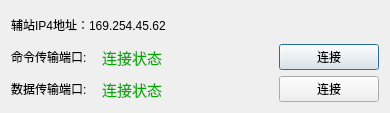
Above: BiVMS 2020/forms/CommunicationDlg.ui from DA-DA-Yang/BiVMS-yang before the change. Below: the same form after it.
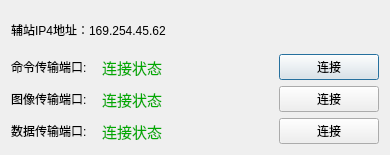
That is the form after the change.

Diff of the .ui file:
```diff
--- a/BiVMS 2020/forms/CommunicationDlg.ui
+++ b/BiVMS 2020/forms/CommunicationDlg.ui
@@ -7,7 +7,7 @@
     <x>0</x>
     <y>0</y>
     <width>390</width>
-    <height>113</height>
+    <height>155</height>
    </rect>
   </property>
   <property name="windowTitle">
@@ -16,7 +16,7 @@
   <property name="styleSheet">
    <string notr="true">font: 9pt &quot;微软雅黑&quot;;</string>
   </property>
-  <layout class="QGridLayout" name="gridLayout_3">
+  <layout class="QGridLayout" name="gridLayout_4">
    <item row="0" column="0">
     <widget class="QLabel" name="label">
      <property name="text">
@@ -30,19 +30,6 @@
       <number>15</number>
      </property>
      <item row="0" column="2">
-      <spacer name="horizontalSpacer">
-       <property name="orientation">
-        <enum>Qt::Horizontal</enum>
-       </property>
-       <property name="sizeHint" stdset="0">
-        <size>
-         <width>40</width>
-         <height>20</height>
-        </size>
-       </property>
-      </spacer>
-     </item>
-     <item row="0" column="1">
       <widget class="QLabel" name="label_statusMessage">
        <property name="sizePolicy">
         <sizepolicy hsizetype="Fixed" vsizetype="Preferred">
@@ -68,7 +55,7 @@
        </property>
       </widget>
      </item>
-     <item row="0" column="3">
+     <item row="0" column="4">
       <widget class="QPushButton" name="pushButton_Message">
        <property name="minimumSize">
         <size>
@@ -87,7 +74,20 @@
        </property>
       </widget>
      </item>
-     <item row="0" column="0">
+     <item row="0" column="3">
+      <spacer name="horizontalSpacer">
+       <property name="orientation">
+        <enum>Qt::Horizontal</enum>
+       </property>
+       <property name="sizeHint" stdset="0">
+        <size>
+         <width>40</width>
+         <height>20</height>
+        </size>
+       </property>
+      </spacer>
+     </item>
+     <item row="0" column="1">
       <widget class="QLabel" name="label_2">
        <property name="sizePolicy">
         <sizepolicy hsizetype="Fixed" vsizetype="Preferred">
@@ -107,26 +107,7 @@
      <property name="horizontalSpacing">
       <number>15</number>
      </property>
-     <item row="0" column="3">
-      <widget class="QPushButton" name="pushButton_Data">
-       <property name="minimumSize">
-        <size>
-         <width>100</width>
-         <height>0</height>
-        </size>
-       </property>
-       <property name="maximumSize">
-        <size>
-         <width>100</width>
-         <height>16777215</height>
-        </size>
-       </property>
-       <property name="text">
-        <string>连接</string>
-       </property>
-      </widget>
-     </item>
-     <item row="0" column="0">
+     <item row="0" column="1">
       <widget class="QLabel" name="label_3">
        <property name="sizePolicy">
         <sizepolicy hsizetype="Fixed" vsizetype="Preferred">
@@ -135,11 +116,56 @@
         </sizepolicy>
        </property>
        <property name="text">
-        <string>数据传输端口:</string>
+        <string>图像传输端口:</string>
+       </property>
+      </widget>
+     </item>
+     <item row="0" column="6">
+      <widget class="QPushButton" name="pushButton_Image">
+       <property name="minimumSize">
+        <size>
+         <width>100</width>
+         <height>0</height>
+        </size>
+       </property>
+       <property name="maximumSize">
+        <size>
+         <width>100</width>
+         <height>16777215</height>
+        </size>
+       </property>
+       <property name="text">
+        <string>连接</string>
        </property>
       </widget>
      </item>
      <item row="0" column="2">
+      <widget class="QLabel" name="label_statusImage">
+       <property name="sizePolicy">
+        <sizepolicy hsizetype="Fixed" vsizetype="Preferred">
+         <horstretch>0</horstretch>
+         <verstretch>0</verstretch>
+        </sizepolicy>
+       </property>
+       <property name="font">
+        <font>
+         <family>隶书</family>
+         <pointsize>11</pointsize>
+         <weight>50</weight>
+         <italic>false</italic>
+         <bold>false</bold>
+        </font>
+       </property>
+       <property name="styleSheet">
+        <string notr="true">font: 11pt &quot;隶书&quot;;
+color: rgb(0, 170, 0);</string>
+       </property>
+       <property name="text">
+        <string>连接状态</string>
+       </property>
+      </widget>
+     </item>
+     <item row="0" column="3">
       <spacer name="horizontalSpacer_2">
        <property name="orientation">
         <enum>Qt::Horizontal</enum>
@@ -152,6 +178,45 @@
        </property>
       </spacer>
      </item>
+    </layout>
+   </item>
+   <item row="3" column="0">
+    <layout class="QGridLayout" name="gridLayout_3">
+     <property name="horizontalSpacing">
+      <number>15</number>
+     </property>
+     <item row="0" column="0">
+      <widget class="QLabel" name="label_4">
+       <property name="sizePolicy">
+        <sizepolicy hsizetype="Fixed" vsizetype="Preferred">
+         <horstretch>0</horstretch>
+         <verstretch>0</verstretch>
+        </sizepolicy>
+       </property>
+       <property name="text">
+        <string>数据传输端口:</string>
+       </property>
+      </widget>
+     </item>
+     <item row="0" column="5">
+      <widget class="QPushButton" name="pushButton_Data">
+       <property name="minimumSize">
+        <size>
+         <width>100</width>
+         <height>0</height>
+        </size>
+       </property>
+       <property name="maximumSize">
+        <size>
+         <width>100</width>
+         <height>16777215</height>
+        </size>
+       </property>
+       <property name="text">
+        <string>连接</string>
+       </property>
+      </widget>
+     </item>
      <item row="0" column="1">
       <widget class="QLabel" name="label_statusData">
        <property name="sizePolicy">
@@ -178,6 +243,19 @@
        </property>
       </widget>
      </item>
+     <item row="0" column="2">
+      <spacer name="horizontalSpacer_3">
+       <property name="orientation">
+        <enum>Qt::Horizontal</enum>
+       </property>
+       <property name="sizeHint" stdset="0">
+        <size>
+         <width>40</width>
+         <height>20</height>
+        </size>
+       </property>
+      </spacer>
+     </item>
     </layout>
    </item>
   </layout>
```
